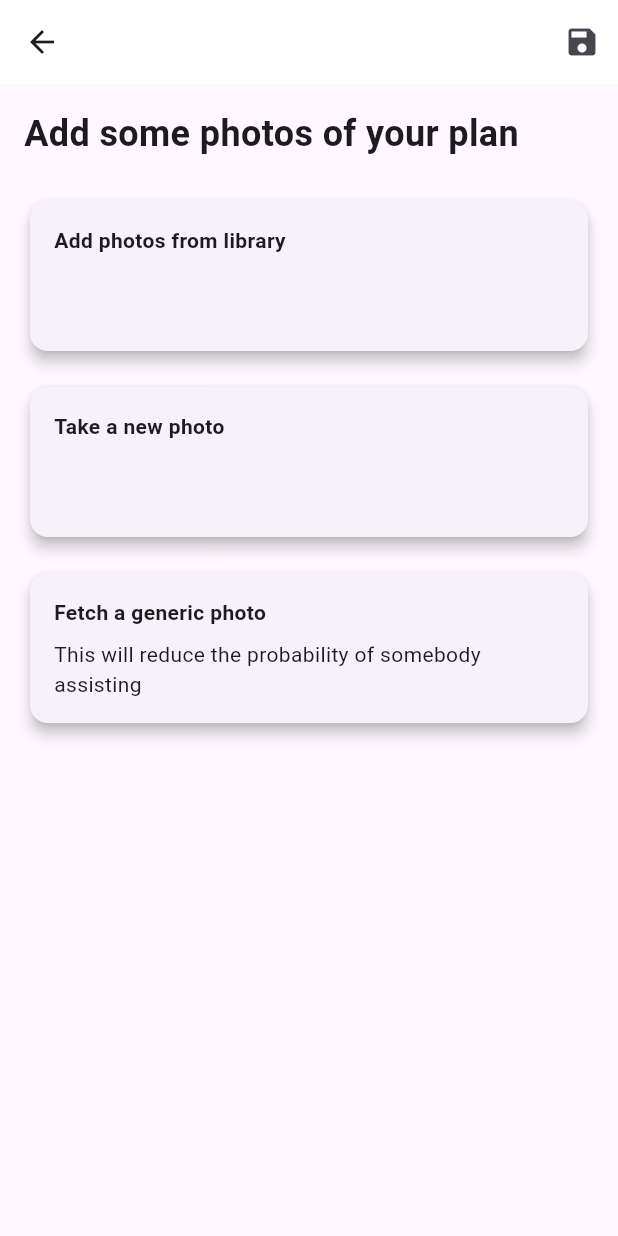
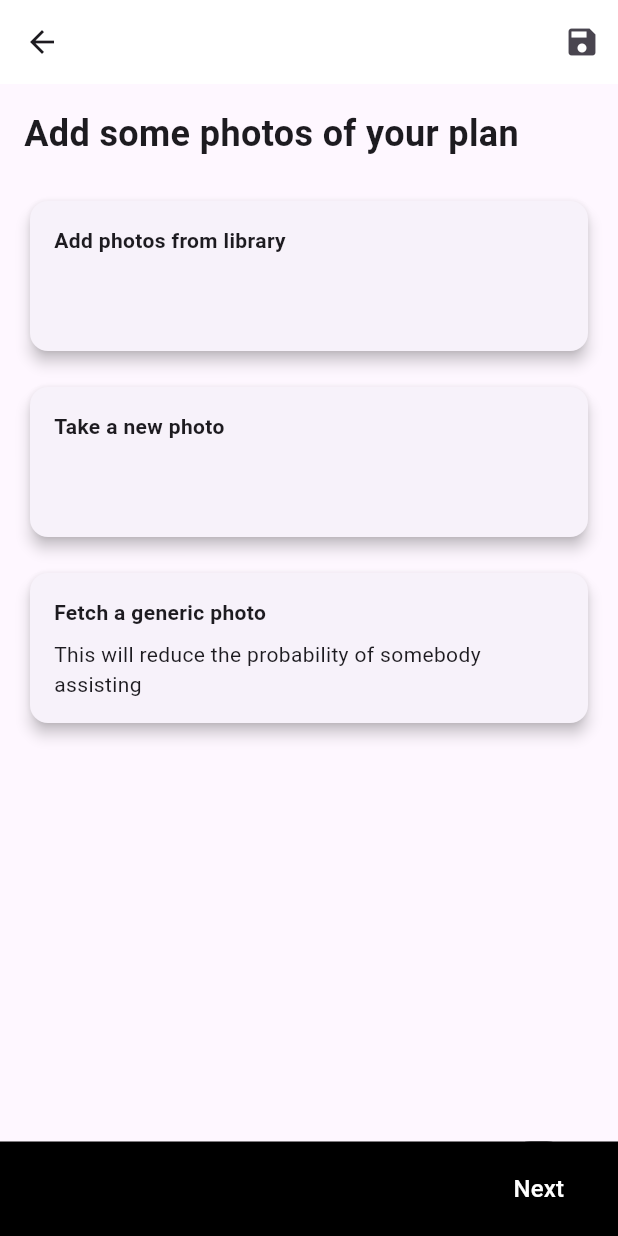
Before and after one commit to Adrestes7/sports-skill, a Flutter app: the screen it shows after launch, on a phone screen of 412 x 824 dp. Run offline on Flutter 3.47's test engine with Material 3 defaults, Android fonts, the phone set to English and light mode, and no system bars; our stand-ins replace flutter_image_compress, flutter_svg, image_picker; missing offline and left inert: flutter_reorderable_list; network calls fail.

Commit message:
Create event flow built
- Update on pressed route after create event main info store, to move to load photos screen

- Create display and reorder photos screen after loading in create event

-

```diff
--- a/SportsApp/lib/main.dart
+++ b/SportsApp/lib/main.dart
@@ -15,6 +15,7 @@ import 'package:sports_app/pages/Create_Event_Instructions.dart';
 import 'package:sports_app/pages/Create_Event_Select_Category.dart';
 import 'package:sports_app/pages/Create_Event_Main_Info.dart';
 import 'package:sports_app/pages/Create_Event_Load_Photos.dart';
+import 'package:sports_app/pages/Create_Event_Photos_Display.dart';
 
 // Review Booked and Created Events Flow
 // Chat & Interact Flow
@@ -40,6 +41,7 @@ void main() {
       '/create_event_select_category': (context) => SelectEventCategory(),
       '/create_event_main_info': (context) => EventInfo(),
       '/create_event_load_photos' : (context) => CreateEventLoadPhotos(),
+      '/create_event_photos_display' : (context) => CreateEventPhotosDisplay (),
       // Review Booked and Created Events Flow
       // Chat & Interact Flow
     },
--- a/SportsApp/lib/pages/Create_Event_Load_Photos.dart
+++ b/SportsApp/lib/pages/Create_Event_Load_Photos.dart
@@ -84,6 +84,33 @@ class _CreateEventLoadPhotosState extends State<CreateEventLoadPhotos> {
           ),
         ],
       ),
+      bottomNavigationBar: Container(
+        color: Colors.black,
+        padding: EdgeInsets.symmetric(horizontal: 16.0),
+        child: Row(mainAxisAlignment: MainAxisAlignment.end, children: [
+          TextButton(
+            onPressed: () {
+
+              Navigator.pushNamed(context, '/create_event_photos_display');
+
+            },
+            style: ButtonStyle(
+              backgroundColor: MaterialStateProperty.all<Color>(Colors.black),
+              foregroundColor: MaterialStateProperty.all<Color>(Colors.white),
+              padding: MaterialStateProperty.all<EdgeInsetsGeometry>(
+                EdgeInsets.symmetric(vertical: 20.0, horizontal: 20.0),
+              ),
+            ),
+            child: Text(
+              'Next',
+              style: TextStyle(
+                color: Colors.white,
+                fontSize: 16.0,
+              ),
+            ),
+          ),
+        ]),
+      ),
     );
   }
 
--- a/SportsApp/lib/pages/Create_Event_Select_Category.dart
+++ b/SportsApp/lib/pages/Create_Event_Select_Category.dart
@@ -1,6 +1,7 @@
 import 'package:flutter/material.dart';
 import '../entities/Categorytypeslist.dart';
 import '../services/EventsService.dart';
+import 'package:sports_app/entities/LoadedPhotoslist.dart';
 
 class SelectEventCategory extends StatefulWidget {
   const SelectEventCategory({Key? key}) : super(key: key);
--- a/SportsApp/pubspec.yaml
+++ b/SportsApp/pubspec.yaml
@@ -33,7 +33,9 @@ dependencies:
   http: ^1.1.0
   flutter_svg: ^0.22.0
   flutter_image_compress: ^2.1.0
-  image_picker: ^0.8.4+4
+  image_picker: ^0.8.9
+  flutter_reorderable_list: ^1.3.1
+
 
 
 
```
Also changed, not shown: SportsApp/lib/entities/LoadedPhotoslist.dart (added, +9 -0 lines), SportsApp/lib/pages/Create_Event_Main_Info.dart (+27 -24 lines), SportsApp/lib/pages/Create_Event_Photos_Display.dart (added, +104 -0 lines), SportsApp/pubspec.lock.
